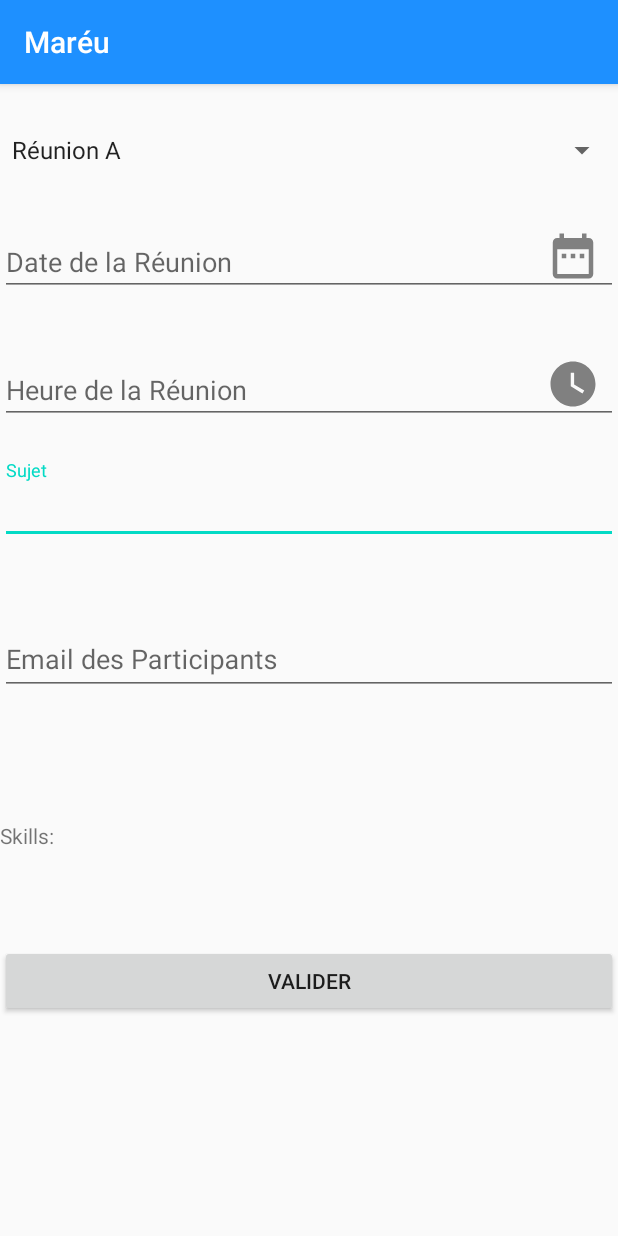
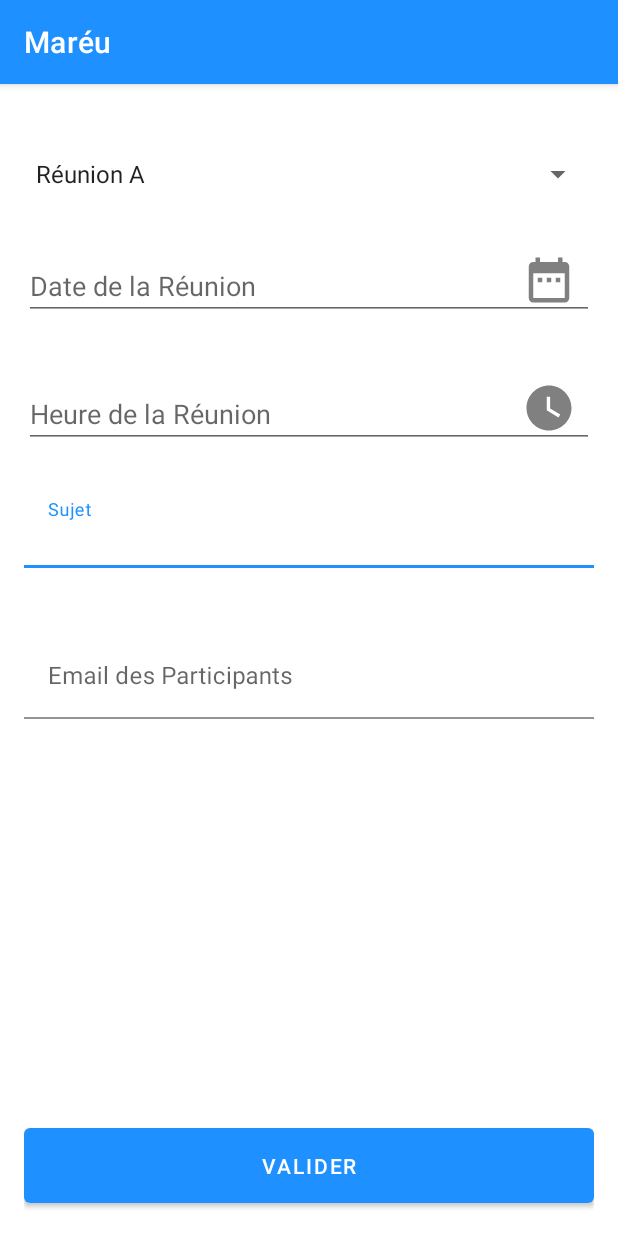
Before and after one commit to r-guillot/Mareu, an Android app: the screen it shows after launch (AddActivity), after a tap on an icon or button, on a phone screen of 412 x 824 dp. Run offline under Robolectric (Android 15) with nearby library versions, the phone set to English and light mode, and no system bars; our stand-ins replace EventBus.

Commit message:
Add Activity works and is finished

```diff
--- a/app/build.gradle
+++ b/app/build.gradle
@@ -38,5 +38,5 @@ dependencies {
     implementation "androidx.recyclerview:recyclerview:1.1.0"
     implementation 'com.google.android.material:material:1.1.0'
 
-    implementation 'de.greenrobot:eventbus:2.4.0'
+    implementation 'org.greenrobot:eventbus:3.2.0'
 }
--- a/app/src/main/java/com/guillot/mareu/controler/MyMeetingRecyclerViewAdapter.java
+++ b/app/src/main/java/com/guillot/mareu/controler/MyMeetingRecyclerViewAdapter.java
@@ -21,14 +21,15 @@ import androidx.recyclerview.widget.RecyclerView;
 
 import com.guillot.mareu.R;
 
-import com.guillot.mareu.databinding.MeetingItemBinding;
-import com.guillot.mareu.fragments.MeetingFragment;
+
 import com.guillot.mareu.model.Meeting;
 
+import org.greenrobot.eventbus.EventBus;
 
-import java.text.DecimalFormat;
+
 import java.util.List;
 import java.util.Random;
+
 
 public class MyMeetingRecyclerViewAdapter extends RecyclerView.Adapter<MyMeetingRecyclerViewAdapter.MyViewHolder>{
 
@@ -75,7 +76,7 @@ public class MyMeetingRecyclerViewAdapter extends RecyclerView.Adapter<MyMeeting
 
         final String meetingInfo = currentMeeting.getPlace() + " - " + (currentMeeting.getHour()) + " - " + currentMeeting.getTopic();
         holder.mTextViewInfo.setText(meetingInfo);
-        holder.mTextViewParticipant.setText((currentMeeting.getParticipant()).replace( " ", ", "));
+        holder.mTextViewParticipant.setText((currentMeeting.getParticipant()).trim().replace( " ", ", "));
         holder.mImageView.setColorFilter(generateRandomColor());
 
         holder.mTrashButton.setOnClickListener(new View.OnClickListener() {
@@ -108,6 +109,8 @@ public class MyMeetingRecyclerViewAdapter extends RecyclerView.Adapter<MyMeeting
     }
 
 
+
+
     public void deleteDialog(final int position) {
         AlertDialog alertDialog = new AlertDialog.Builder(this.context).create();
         alertDialog.setTitle("Alert");
--- a/app/src/main/java/com/guillot/mareu/fragments/ChipFragment.java
+++ /dev/null
@@ -1,78 +0,0 @@
-package com.guillot.mareu.fragments;
-
-import android.content.Context;
-import android.os.Bundle;
-import android.view.KeyEvent;
-import android.view.LayoutInflater;
-import android.view.View;
-import android.view.ViewGroup;
-import android.view.inputmethod.EditorInfo;
-import android.widget.TextView;
-
-import androidx.annotation.NonNull;
-import androidx.annotation.Nullable;
-import androidx.fragment.app.Fragment;
-
-import com.google.android.material.chip.Chip;
-import com.google.android.material.chip.ChipGroup;
-import com.guillot.mareu.R;
-import com.guillot.mareu.databinding.FragmentChipBinding;
-import com.guillot.mareu.databinding.FragmentRecyclerviewMeetingBinding;
-
-public class ChipFragment extends Fragment {
-    FragmentChipBinding binding;
-
-    public static ChipFragment newInstance () {
-        ChipFragment fragment = new ChipFragment();
-        return fragment;
-    }
-
-    @Nullable
-    @Override
-    public View onCreateView(@NonNull LayoutInflater inflater, @Nullable ViewGroup container, @Nullable Bundle savedInstanceState) {
-        binding = FragmentChipBinding.inflate(inflater, container, false);
-        View view = binding.getRoot();
-        Context context = view.getContext();
-
-        binding.etValue.setOnEditorActionListener(new TextView.OnEditorActionListener() {
-            @Override
-            public boolean onEditorAction(TextView v, int actionId, KeyEvent event) {
-                if (actionId == EditorInfo.IME_ACTION_DONE) {
-                    String txtVal = v.getText().toString();
-                    if(!txtVal.isEmpty()) {
-                        addChipToGroup(txtVal, binding.chipGroup2);
-                        binding.etValue.setText("");
-                    }
-                    return true;
-                }
-                return false;
-            }
-        });
-        return view;
-    }
-
-
-    private void addChipToGroup(String txt, final ChipGroup chipGroup) {
-         Chip chip = new Chip(getContext());
-         chip.setText(txt);
-         chip.isCloseIconVisible();
-         chip.setChipIconResource(R.color.red);
-
-        chipGroup.addView(chip);
-        chip.setOnCloseIconClickListener(new View.OnClickListener() {
-            @Override
-            public void onClick(View v) {
-                chipGroup.removeView(v);
-            }
-        });
-        printChipsValue(chipGroup);
-    }
-
-    private void printChipsValue (ChipGroup chipGroup) {
-        for (int i = 0; i<chipGroup.getChildCount(); i++) {
-            ChipGroup chipObj = (ChipGroup) chipGroup.getChildAt(i);
-        }
-    }
-
-
-}
--- a/app/src/main/java/com/guillot/mareu/fragments/MeetingFragment.java
+++ b/app/src/main/java/com/guillot/mareu/fragments/MeetingFragment.java
@@ -19,6 +19,8 @@ import com.guillot.mareu.service.Meeting_List;
 import com.guillot.mareu.R;
 import com.guillot.mareu.controler.MyMeetingRecyclerViewAdapter;
 import com.guillot.mareu.model.Meeting;
+
+import org.greenrobot.eventbus.EventBus;
 
 import java.util.List;
 
@@ -47,6 +49,18 @@ public class MeetingFragment extends Fragment {
         initList();
     }
 
+    @Override
+    public void onStart() {
+        super.onStart();
+        EventBus.getDefault().register(this);
+    }
+
+    @Override
+    public void onStop() {
+        super.onStop();
+        EventBus.getDefault().unregister(this);
+    }
+
     @Nullable
     @Override
     public View onCreateView(@NonNull LayoutInflater inflater, @Nullable ViewGroup container, @Nullable Bundle savedInstanceState) {
@@ -61,7 +75,6 @@ public class MeetingFragment extends Fragment {
     }
 
     public void initList() {
-
         mAdapter.notifyDataSetChanged();
     }
 
--- a/app/src/main/java/com/guillot/mareu/fragments/TimePickerFragment.java
+++ b/app/src/main/java/com/guillot/mareu/fragments/TimePickerFragment.java
@@ -3,6 +3,7 @@ package com.guillot.mareu.fragments;
 import android.app.Dialog;
 import android.app.TimePickerDialog;
 import android.os.Bundle;
+import android.util.Log;
 import android.widget.TimePicker;
 
 import androidx.annotation.NonNull;
@@ -19,7 +20,8 @@ public class TimePickerFragment extends DialogFragment {
         Calendar calendar = Calendar.getInstance();
         int hour = calendar.get(Calendar.HOUR_OF_DAY);
         int minute = calendar.get(Calendar.MINUTE);
-
+        Log.e("logee","hourfrag"+hour);
+        Log.e("logee","minfrag"+minute);
         return new  TimePickerDialog(getActivity(), (TimePickerDialog.OnTimeSetListener)getActivity(), hour, minute, android.text.format.DateFormat.is24HourFormat(getActivity()));
     }
 }
--- a/app/src/main/java/com/guillot/mareu/service/DummyMeetingApiService.java
+++ b/app/src/main/java/com/guillot/mareu/service/DummyMeetingApiService.java
@@ -36,4 +36,9 @@ public class DummyMeetingApiService implements MeetingApiService {
         return filterList;
     }
 
+    public void deleteMeeting (Meeting meeting) {
+        mMeetings.remove(meeting);
+    }
+
+
 }
--- a/app/src/main/java/com/guillot/mareu/service/MeetingApiService.java
+++ b/app/src/main/java/com/guillot/mareu/service/MeetingApiService.java
@@ -10,5 +10,7 @@ public interface MeetingApiService {
 
     void createMeeting (Meeting meeting);
 
+    void deleteMeeting (Meeting meeting);
+
     List<Meeting> filterMeetingRoom (String text);
 }
--- a/app/src/main/res/layout/activity_add.xml
+++ b/app/src/main/res/layout/activity_add.xml
@@ -1,11 +1,16 @@
 <?xml version="1.0" encoding="utf-8"?>
-<androidx.constraintlayout.widget.ConstraintLayout xmlns:android="http://schemas.android.com/apk/res/android"
+<ScrollView xmlns:android="http://schemas.android.com/apk/res/android"
     xmlns:app="http://schemas.android.com/apk/res-auto"
     xmlns:tools="http://schemas.android.com/tools"
     android:layout_width="match_parent"
     android:layout_height="match_parent"
-    tools:context=".controler.AddActivity"
-    android:layout_margin="25dp">
+    android:fillViewport="true"
+    tools:context=".controler.AddActivity">
+
+    <androidx.constraintlayout.widget.ConstraintLayout
+        android:layout_width="match_parent"
+        android:layout_height="wrap_content"
+        android:padding="16dp">
 
         <Spinner
             android:id="@+id/spinner_meeting"
@@ -15,7 +20,6 @@
             android:layout_marginTop="32dp"
             app:layout_constraintTop_toTopOf="parent" />
 
-
         <TextView
             android:id="@+id/textview_date"
             android:layout_width="match_parent"
@@ -24,13 +28,12 @@
             android:background="?attr/editTextBackground"
             android:gravity="center_vertical"
             android:hint="Date de la Réunion"
+            android:inputType="date"
+            app:errorEnabled="true"
             android:textAppearance="?android:attr/textAppearanceMediumInverse"
             android:textColor="?attr/editTextColor"
-        android:inputType="date"
-
             app:layout_constraintBottom_toTopOf="@+id/textview_hour"
             app:layout_constraintTop_toBottomOf="@+id/spinner_meeting" />
-
 
         <ImageButton
             android:id="@+id/button_date"
@@ -38,7 +41,6 @@
             android:layout_height="wrap_content"
             android:layout_marginBottom="8dp"
             android:backgroundTint="@color/transparent"
-
             android:src="@drawable/ic_calendar"
             app:layout_constraintBottom_toBottomOf="@+id/textview_date"
             app:layout_constraintEnd_toEndOf="parent"
@@ -52,10 +54,9 @@
             android:background="?attr/editTextBackground"
             android:gravity="center_vertical"
             android:hint="Heure de la Réunion"
+            app:errorEnabled="true"
             android:textAppearance="?android:attr/textAppearanceMediumInverse"
             android:textColor="?attr/editTextColor"
-        android:inputType="time"
-
             app:layout_constraintBottom_toTopOf="@+id/textInputLayout_topic"
             app:layout_constraintTop_toBottomOf="@+id/textview_date" />
 
@@ -67,7 +68,6 @@
             android:layout_marginBottom="8dp"
             android:backgroundTint="@color/transparent"
             android:src="@drawable/ic_clock"
-
             app:layout_constraintBottom_toBottomOf="@+id/textview_hour"
             app:layout_constraintEnd_toEndOf="parent"
             app:layout_constraintTop_toTopOf="@+id/textview_hour" />
@@ -80,51 +80,60 @@
             android:layout_marginTop="24dp"
             app:errorEnabled="true"
 
-        app:layout_constraintBottom_toTopOf="@+id/textInputLayout_email"
+            app:layout_constraintBottom_toTopOf="@+id/textInputLayoutEmail"
             app:layout_constraintTop_toBottomOf="@+id/textview_hour">
 
             <com.google.android.material.textfield.TextInputEditText
                 android:layout_width="match_parent"
                 android:layout_height="wrap_content"
+                android:background="@android:color/transparent"
                 android:hint="Sujet"
+                android:maxLength="15"
+                android:maxLines="1"
                 android:inputType="textCapWords" />
 
         </com.google.android.material.textfield.TextInputLayout>
 
         <com.google.android.material.textfield.TextInputLayout
-                android:id="@+id/textInputLayout_email"
+            android:id="@+id/textInputLayoutEmail"
             android:layout_width="match_parent"
             android:layout_height="wrap_content"
             android:layout_marginTop="24dp"
             app:errorEnabled="true"
-
+            app:layout_constraintEnd_toEndOf="parent"
             app:layout_constraintTop_toBottomOf="@+id/textInputLayout_topic">
 
             <com.google.android.material.textfield.TextInputEditText
+                android:id="@+id/emailEditText"
                 android:layout_width="match_parent"
                 android:layout_height="wrap_content"
+                android:background="@android:color/transparent"
                 android:hint="Email des Participants"
+                android:imeOptions="actionDone"
                 android:inputType="textEmailAddress" />
 
         </com.google.android.material.textfield.TextInputLayout>
 
-    <FrameLayout
-        android:id="@+id/frameLayout"
-        android:layout_width="wrap_content"
+        <com.google.android.material.chip.ChipGroup
+            android:id="@+id/chipGroup"
+            android:layout_width="match_parent"
             android:layout_height="wrap_content"
+            android:layout_marginTop="24dp"
+            app:closeIconEnabled="true"
 
+            app:layout_constraintBottom_toTopOf="@id/button_validation"
+            app:layout_constraintEnd_toEndOf="parent"
             app:layout_constraintStart_toStartOf="parent"
-        app:layout_constraintBottom_toTopOf="@+id/button_validation"
-        app:layout_constraintTop_toBottomOf="@+id/textInputLayout_email" />
+            app:layout_constraintTop_toBottomOf="@+id/textInputLayoutEmail" />
 
         <Button
             android:id="@+id/button_validation"
             android:layout_width="match_parent"
             android:layout_height="wrap_content"
+            android:padding="15dp"
             android:text="Valider"
 
-        app:layout_constraintBottom_toBottomOf="parent"
-        app:layout_constraintTop_toBottomOf="@+id/textInputLayout_email" />
-
+            app:layout_constraintBottom_toBottomOf="parent" />
 
     </androidx.constraintlayout.widget.ConstraintLayout>
+</ScrollView>
--- a/app/src/main/res/layout/fragment_chip.xml
+++ /dev/null
@@ -1,62 +0,0 @@
-<?xml version="1.0" encoding="utf-8"?>
-<androidx.constraintlayout.widget.ConstraintLayout xmlns:android="http://schemas.android.com/apk/res/android"
-    android:layout_width="match_parent"
-    android:layout_height="match_parent"
-    xmlns:app="http://schemas.android.com/apk/res-auto">
-
-    <HorizontalScrollView
-        android:id="@+id/chipGroup2HorizontalView"
-        android:layout_width="wrap_content"
-        android:layout_height="wrap_content"
-        android:scrollbars="none"
-        >
-
-        <LinearLayout
-            android:layout_width="wrap_content"
-            android:layout_height="wrap_content"
-            android:gravity="center_vertical"
-            android:orientation="horizontal">
-
-            <androidx.appcompat.widget.AppCompatTextView
-                android:layout_width="wrap_content"
-                android:layout_height="wrap_content"
-                android:text="Skills: " />
-
-            <com.google.android.material.chip.ChipGroup
-                android:id="@+id/chipGroup2"
-                android:layout_width="wrap_content"
-                android:layout_height="match_parent"
-                android:duplicateParentState="false">
-
-            </com.google.android.material.chip.ChipGroup>
-
-            <com.google.android.material.textfield.TextInputLayout
-                android:id="@+id/textInputLayout"
-                android:layout_width="wrap_content"
-                android:layout_height="43dp"
-                android:layout_marginStart="8dp"
-                android:layout_marginEnd="8dp"
-                android:layout_marginBottom="5dp"
-                android:minWidth="32dp"
-                android:visibility="visible"
-                app:layout_constraintEnd_toEndOf="parent"
-                app:layout_constraintStart_toEndOf="@id/chipGroup2HorizontalView"
-                app:layout_constraintTop_toTopOf="parent"
-                app:layout_constraintWidth_min="32dp">
-
-                <androidx.appcompat.widget.AppCompatEditText
-                    android:id="@+id/etValue"
-                    android:layout_width="match_parent"
-                    android:layout_height="match_parent"
-                    android:background="@android:color/transparent"
-                    android:imeOptions="actionDone"
-                    android:maxLines="1"
-                    android:singleLine="true" />
-
-            </com.google.android.material.textfield.TextInputLayout>
-
-        </LinearLayout>
-
-
-    </HorizontalScrollView>
-</androidx.constraintlayout.widget.ConstraintLayout>
--- a/app/src/main/res/values/styles.xml
+++ b/app/src/main/res/values/styles.xml
@@ -1,7 +1,7 @@
 <resources>
 
     <!-- Base application theme. -->
-    <style name="AppTheme" parent="Theme.AppCompat.Light.DarkActionBar">
+    <style name="AppTheme" parent="Theme.MaterialComponents.Light.DarkActionBar">
         <!-- Customize your theme here. -->
         <item name="colorPrimary">@color/colorPrimary</item>
         <item name="colorPrimaryDark">@color/colorPrimaryDark</item>
--- /dev/null
+++ b/app/src/main/res/xml/chip.xml
@@ -0,0 +1,8 @@
+<?xml version="1.0" encoding="utf-8"?>
+<chip
+    style="@style/Widget.MaterialComponents.Chip.Entry"
+    xmlns:android="http://schemas.android.com/apk/res/android"
+    xmlns:app="http://schemas.android.com/apk/res-auto"
+    android:checkable="false"
+    app:closeIconEnabled="true"
+    />
```
Also changed, not shown: app/src/main/java/com/guillot/mareu/controler/AddActivity.java (+127 -23 lines), app/src/main/res/layout/activity_main.xml (+7 -9 lines). Lines whose indentation alone changed are shown as unchanged.
